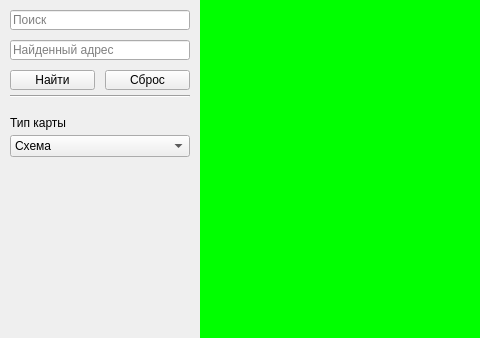
Qt form main.ui (whatever125/map_viewer) before a commit; both pictures show x 0 to 480 and y 0 to 338 of the 650 by 450 pixel window.
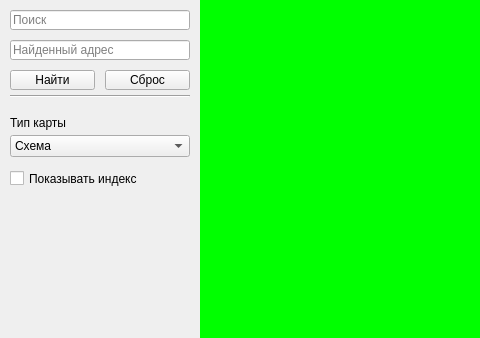
The same form after that commit.

Commit message: Часть 9

```diff
--- a/main.ui
+++ b/main.ui
@@ -178,6 +178,19 @@
     <string>Найденный адрес</string>
    </property>
   </widget>
+  <widget class="QCheckBox" name="checkBox">
+   <property name="geometry">
+    <rect>
+     <x>10</x>
+     <y>170</y>
+     <width>180</width>
+     <height>17</height>
+    </rect>
+   </property>
+   <property name="text">
+    <string>Показывать индекс</string>
+   </property>
+  </widget>
  </widget>
  <resources/>
  <connections/>
```
The commit also changes 1 other file.
